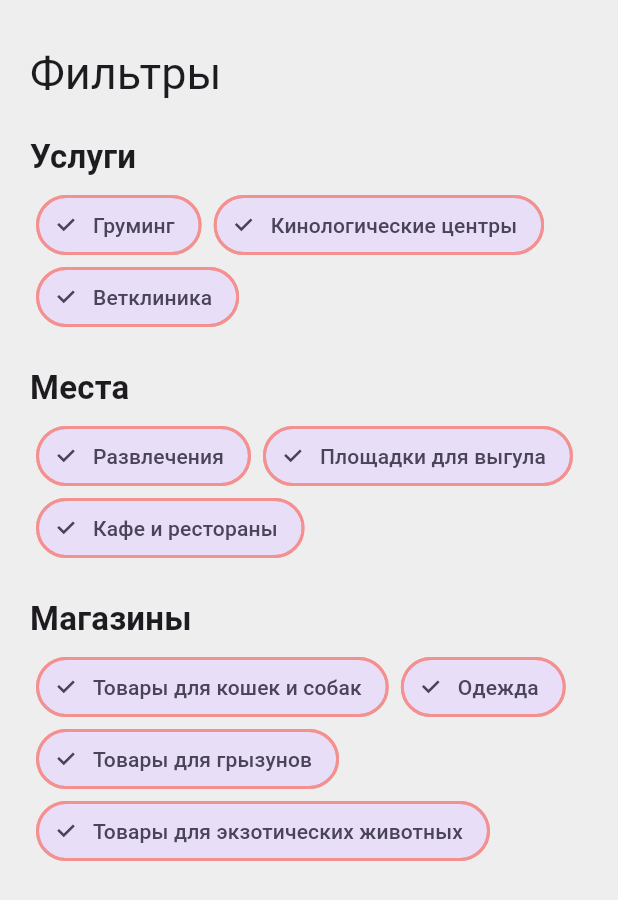
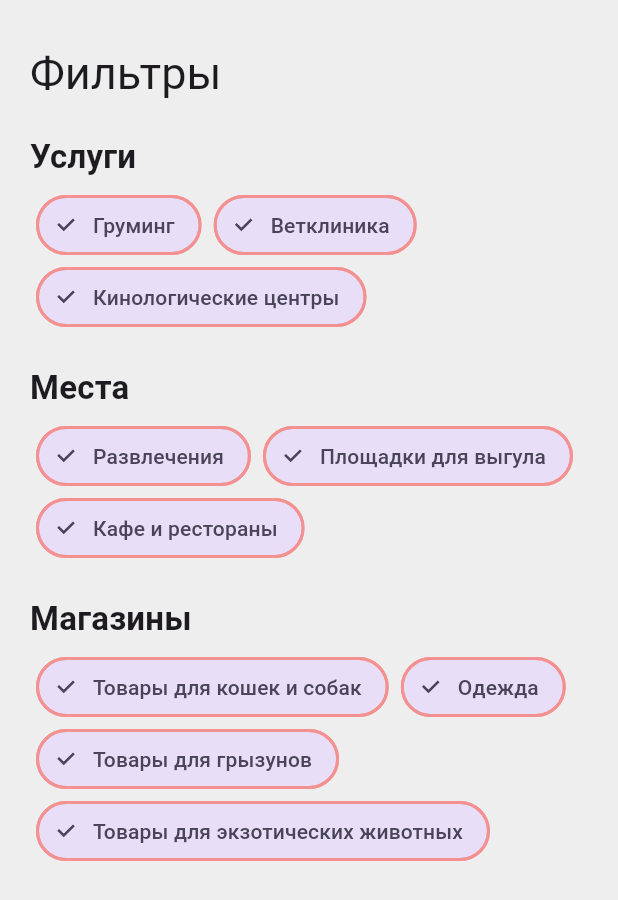
Before and after one commit to Skeetztoon/ani_life, a Flutter app: the screen it shows once a user with an empty profile is signed in, after a tap on the "filter alt" icon, on a phone screen of 412 x 824 dp. Shown: the top 900 px of the screen. Run offline on Flutter 3.47's test engine with Material 3 defaults, Android fonts, the phone set to English and light mode, and no system bars; our stand-ins replace cloud_firestore, firebase_auth, firebase_core, flutter_map, flutter_riverpod, image_picker and 1 more; missing offline and left inert: flutter_map_marker_cluster; accounts and stored records are empty; statements that could not run were skipped.

Commit message:
Organised folders Added search

```diff
--- a/lib/components/filters_page.dart
+++ b/lib/components/filters_page.dart
@@ -35,8 +35,8 @@ class _FiltersPageState extends State<FiltersPage> {
             Wrap(
               children: [
                 MyChipFilter(lbl: "Груминг"),
+                MyChipFilter(lbl: "Ветклиника"),
                 MyChipFilter(lbl: "Кинологические центры"),
-                MyChipFilter(lbl: "Ветклиника"),
               ],
             ),
             SizedBox(
--- a/lib/components/chipsCarousel.dart
+++ b/lib/components/map/chipsCarousel.dart
@@ -27,7 +27,7 @@ class CategoryNotifier extends StateNotifier<Category> {
   }
 }
 
-
+// список кнопок категорий
 final List<Category> categoryList = [
   Category("Магазины", "stores", false),
   Category("Клиники", "vets", false),
@@ -42,7 +42,7 @@ class ChipCarousel extends StatelessWidget {
   @override
   Widget build(BuildContext context) {
     return Padding(
-        padding: const EdgeInsets.symmetric(horizontal: 10, vertical: 5),
+        padding: const EdgeInsets.symmetric(vertical: 5),
         child: ListView.builder(
             scrollDirection: Axis.horizontal,
             itemCount: categoryList.length,
--- a/lib/components/fetch_categories.dart
+++ b/lib/components/map/fetch_categories.dart
@@ -2,7 +2,7 @@ import 'package:cloud_firestore/cloud_firestore.dart';
 import 'package:flutter/material.dart';
 import 'package:flutter_riverpod/flutter_riverpod.dart';
 import 'chipsCarousel.dart';
-import 'map/place_model.dart';
+import 'place_model.dart';
 
 // fetching specific category
 final categoryDataProvider = FutureProvider.autoDispose.family<List<Place>, String>((ref, categoryName) async {
--- a/lib/components/my_map.dart
+++ b/lib/components/map/my_map.dart
@@ -6,8 +6,8 @@ import 'package:flutter_riverpod/flutter_riverpod.dart';
 
 import 'chipsCarousel.dart';
 import 'fetch_categories.dart';
-import 'map/placeMarkerWidget.dart';
-import 'map/place_model.dart';
+import 'placeBottomSheet.dart';
+import 'place_model.dart';
 
 // List<List<double>> points = [
 //   [55.751244, 37.618423],
@@ -27,7 +27,7 @@ import 'map/place_model.dart';
 //   return myMarkersList;
 // }
 
-List<Marker> myMarkers(List<Place> placesList) {
+List<Marker> myMarkers(List<Place> placesList) { // конвертим из списка мест в список координат
   List<Marker> myMarkersList = [];
   for (var i = 0; i < placesList.length; i++) {
     double lat = placesList[i].coords[0];
@@ -36,7 +36,7 @@ List<Marker> myMarkers(List<Place> placesList) {
       point: LatLng(lat, lon),
       width: 50,
       height: 50,
-      child: PlaceMarkerWidget(
+      child: PlaceBottomSheet(
         placeName: placesList[i].name,
         schedule: placesList[i].schedule,
         address: placesList[i].place,
@@ -60,7 +60,7 @@ class _MyMapState extends ConsumerState<MyMap> {
   Widget build(BuildContext context) {
     final categoryList = ref.watch(categoryListStateNotifierProvider);
     return Stack(children: [
-      FlutterMap(
+      FlutterMap(                                         // карта
         mapController: mapController,
         options: const MapOptions(
           initialCenter: LatLng(55.751244, 37.618423),
@@ -84,9 +84,9 @@ class _MyMapState extends ConsumerState<MyMap> {
               // spiderfySpiralDistanceMultiplier: 2,
               // spiderfyCircleRadius: 20,
               markers: ref
-                  .watch(selectedCategoriesDataProvider(categoryList))
+                  .watch(selectedCategoriesDataProvider(categoryList)) // берем из провайдера список
                   .when(
-                      data: (data) => myMarkers(data),
+                      data: (data) => myMarkers(data), // получаем лист маркеров
                       error: (_, __) => [],
                       loading: () => []),
               builder: (context, markers) {
@@ -106,7 +106,7 @@ class _MyMapState extends ConsumerState<MyMap> {
           ),
         ],
       ),
-      Positioned(
+      Positioned(                                                 // кнопки зума
         bottom: 300,
         right: 10,
         child: Column(
@@ -116,9 +116,10 @@ class _MyMapState extends ConsumerState<MyMap> {
               type: MaterialType.transparency,
               child: Ink(
                 decoration: BoxDecoration(
-                    color: Colors.white,
-                    border: Border.all(color: Colors.grey.shade400, width: 1.5),
-                    borderRadius: BorderRadius.circular(10.0)), //<-- SEE HERE
+                  color: Colors.white,
+                  border: Border.all(color: Colors.grey.shade400, width: 1.5),
+                  borderRadius: BorderRadius.circular(10.0),
+                ),
                 child: InkWell(
                   onTap: () async {
                     var currentZoomLevel = await mapController.zoom;
@@ -134,14 +135,17 @@ class _MyMapState extends ConsumerState<MyMap> {
                 ),
               ),
             ),
-            const SizedBox(height: 2,),
+            const SizedBox(
+              height: 2,
+            ),
             Material(
               type: MaterialType.transparency,
               child: Ink(
                 decoration: BoxDecoration(
-                    color: Colors.white,
-                    border: Border.all(color: Colors.grey.shade400, width: 1.5),
-                    borderRadius: BorderRadius.circular(10.0)), //<-- SEE HERE
+                  color: Colors.white,
+                  border: Border.all(color: Colors.grey.shade400, width: 1.5),
+                  borderRadius: BorderRadius.circular(10.0),
+                ),
                 child: InkWell(
                   onTap: () async {
                     var currentZoomLevel = await mapController.zoom;
--- a/lib/components/my_searchbar.dart
+++ b/lib/components/my_searchbar.dart
@@ -1,8 +1,8 @@
 import 'package:ani_life/components/filters_page.dart';
+import 'package:cloud_firestore/cloud_firestore.dart';
 import 'package:flutter/material.dart';
 
 import '../utils/constants.dart';
-import 'my_text_field.dart';
 
 class MySearchBar extends StatefulWidget {
   const MySearchBar({super.key});
@@ -12,44 +12,91 @@ class MySearchBar extends StatefulWidget {
 }
 
 class _MySearchBarState extends State<MySearchBar> {
-  final searchController = TextEditingController();
+  String searchInput = "";
+
+  final FocusNode _focusNode = FocusNode();
+  bool _isFocused = false;
+
+  @override
+  void initState() {
+    super.initState();
+    // Add a listener to the focus node to update the state when focus changes
+    _focusNode.addListener(() {
+      setState(() {
+        _isFocused = _focusNode.hasFocus;
+      });
+    });
+  }
+
+  @override
+  void dispose() {
+    // Clean up the focus node when the widget is disposed
+    _focusNode.dispose();
+    super.dispose();
+  }
+
+
+  final _searchController = TextEditingController();
   @override
   Widget build(BuildContext context) {
-    return Container(
+    return Column(
+      children: [
+        Container(
           color: Colors.white,
           height: 60,
-      width: MediaQuery. of(context). size. width,
+          width: MediaQuery.of(context).size.width,
           child: Padding(
-        padding: const EdgeInsets.symmetric(horizontal: 5),
+            padding: const EdgeInsets.symmetric(horizontal: 15),
             child: Row(
-          mainAxisAlignment: MainAxisAlignment.spaceBetween,
-          crossAxisAlignment: CrossAxisAlignment.center,
+              // mainAxisAlignment: MainAxisAlignment.spaceBetween,
+              crossAxisAlignment: CrossAxisAlignment.start,
               children: [
                 Expanded(
                   // width: (MediaQuery. of(context). size. width),
                   child: Padding(
                     padding: const EdgeInsets.only(bottom: 8),
                     child: TextField(
-                  controller: searchController,
+
+                      focusNode: _focusNode,
+                      controller: _searchController,
                       textAlignVertical: TextAlignVertical.bottom,
                       obscureText: false,
                       style: Theme.of(context).textTheme.titleMedium?.copyWith(
-                      color: Colors.black, fontWeight: FontWeight.normal,),
+                            color: Colors.black,
+                            fontWeight: FontWeight.normal,
+                          ),
                       decoration: InputDecoration(
+                          suffixIcon: (!_isFocused)
+                              ? null
+                              : InkWell(
+                            onTap: () {
+                              _searchController.clear();
+                              FocusScope.of(context).unfocus();
+                            },
+                            child: const Icon(Icons.clear),
+                          ),
                           border: InputBorder.none,
                           filled: true,
-                      fillColor: Color(0xFFFDE7DD),
+                          fillColor: Colors.grey.shade200,
                           enabledBorder: OutlineInputBorder(
-                          borderRadius: BorderRadius.circular(20.0),
-                          borderSide: BorderSide(color: Color(0xFFFDE7DD))),
+                              borderRadius: BorderRadius.circular(30.0),
+                              borderSide:
+                                  BorderSide(color: Colors.grey.shade200)),
                           focusedBorder: OutlineInputBorder(
-                          borderRadius: BorderRadius.circular(20.0),
-                          borderSide: BorderSide(color: Color(0xFFFDE7DD))),
+                              borderRadius: BorderRadius.circular(15.0),
+                              borderSide:
+                                  BorderSide(color: Colors.grey.shade200)),
                           hintText: "Поиск",
-                      hintStyle: Theme.of(context)
-                          .inputDecorationTheme
-                          .hintStyle
-                          ),
+                          hintStyle:
+                              Theme.of(context).inputDecorationTheme.hintStyle),
+
+                      onChanged: (value) {
+                        setState(() {
+                          searchInput = value;
+                        });
+                      },
+
+
                     ),
                   ),
                 ),
@@ -57,7 +104,8 @@ class _MySearchBarState extends State<MySearchBar> {
                     onPressed: () {
                       Navigator.push(
                         context,
-                    MaterialPageRoute(builder: (context) => const FiltersPage()),
+                        MaterialPageRoute(
+                            builder: (context) => const FiltersPage()),
                       );
                     },
                     icon: Icon(
@@ -68,6 +116,46 @@ class _MySearchBarState extends State<MySearchBar> {
               ],
             ),
           ),
+        ),
+        if (_isFocused)
+        Container(
+          decoration: BoxDecoration(
+            color: Colors.white,
+            borderRadius: BorderRadius.only(bottomLeft: Radius.circular(30), bottomRight: Radius.circular(30))
+          ),
+
+          height: 300,
+          width: MediaQuery.of(context).size.width,
+          child: StreamBuilder(
+              stream: FirebaseFirestore.instance.collection("vets").snapshots(),
+              builder: (context, snapshots) {
+                // for (var doc in snapshots.data!.docs) {
+                //   print(doc.data());
+                // }
+                return (snapshots.connectionState == ConnectionState.waiting)
+                    ? const Center(child: CircularProgressIndicator())
+                    : ListView.builder(
+                        itemCount: snapshots.data!.docs.length,
+                        itemBuilder: (context, index) {
+                          var data = snapshots.data!.docs[index].data();
+                          // String name = data["name"];
+                          if (searchInput.isEmpty) {
+                            return Container();
+                          }
+                          if (data["name"]
+                              .toString()
+                              .toLowerCase()
+                              .startsWith(searchInput.toLowerCase())) {
+                            return ListTile(
+                              title: Text(data["name"]??""),
+                              subtitle: Text(data["place"]??""),
+                            );
+                          }
+                          else {return Container();}
+                        });
+              }),
+        )
+      ],
     );
   }
 }
--- a/lib/pages/main_pages/map_page.dart
+++ b/lib/pages/main_pages/map_page.dart
@@ -1,10 +1,9 @@
-import 'package:ani_life/components/chipsCarousel.dart';
-import 'package:ani_life/components/fetch_categories.dart';
-import 'package:ani_life/components/my_map.dart';
+import 'package:ani_life/components/map/chipsCarousel.dart';
+import 'package:ani_life/components/map/fetch_categories.dart';
+import 'package:ani_life/components/map/my_map.dart';
 import 'package:ani_life/components/my_searchbar.dart';
 import 'package:flutter/material.dart';
 import 'package:flutter_riverpod/flutter_riverpod.dart';
-
 
 class MapPage extends StatefulWidget {
   const MapPage({super.key});
@@ -44,7 +43,14 @@ class _MapPageState extends State<MapPage> {
             // SelectedCategories(),
             // FetchCategories(),
             Positioned(top: 0, child: MySearchBar()),
-            Positioned(bottom: 0, child: SizedBox(height: 50, width: width, child: ChipCarousel())),
+            Positioned(
+              bottom: 0,
+              child: SizedBox(
+                height: 50,
+                width: width,
+                child: const ChipCarousel(),
+              ),
+            ),
           ],
         ),
       ),
```
Also changed, not shown: lib/components/map/placeBottomSheet.dart (renamed from lib/components/map/placeMarkerWidget.dart, +2 -13 lines), lib/components/profile/profile_settings.dart (added, +41 -0 lines), lib/pages/main_pages/profile_page.dart (+32 -40 lines), lib/services/auth/auth_model.dart (+0 -14 lines), pubspec.yaml (+4 -5 lines), 3 other files. Lines whose indentation alone changed are shown as unchanged.
